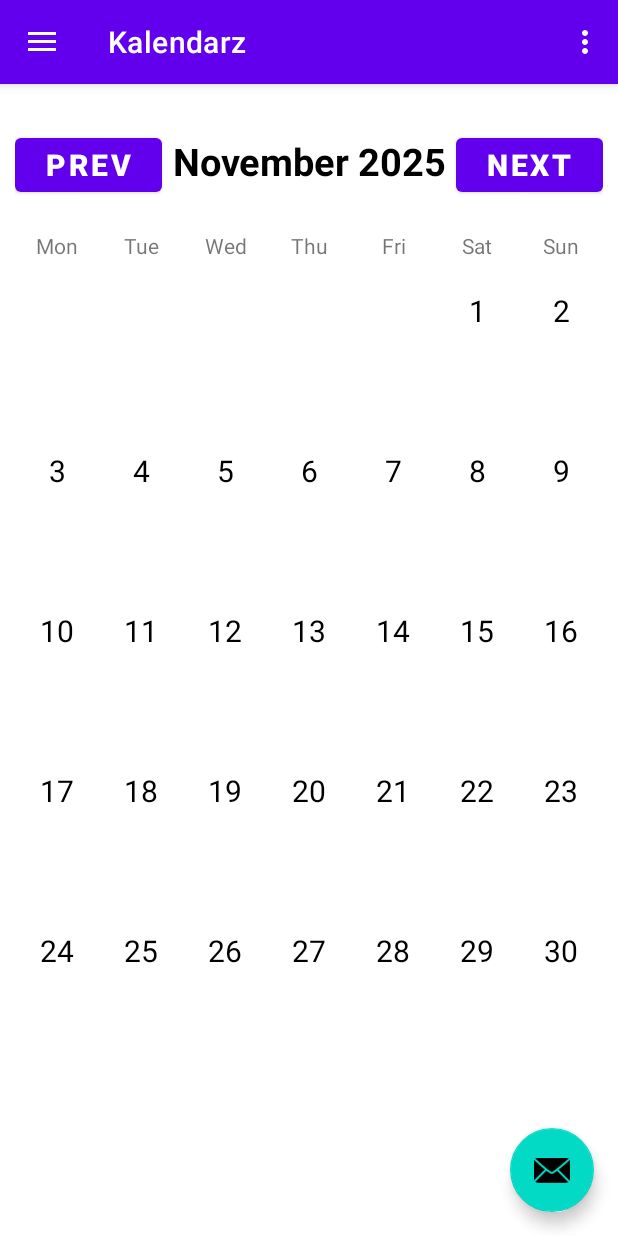
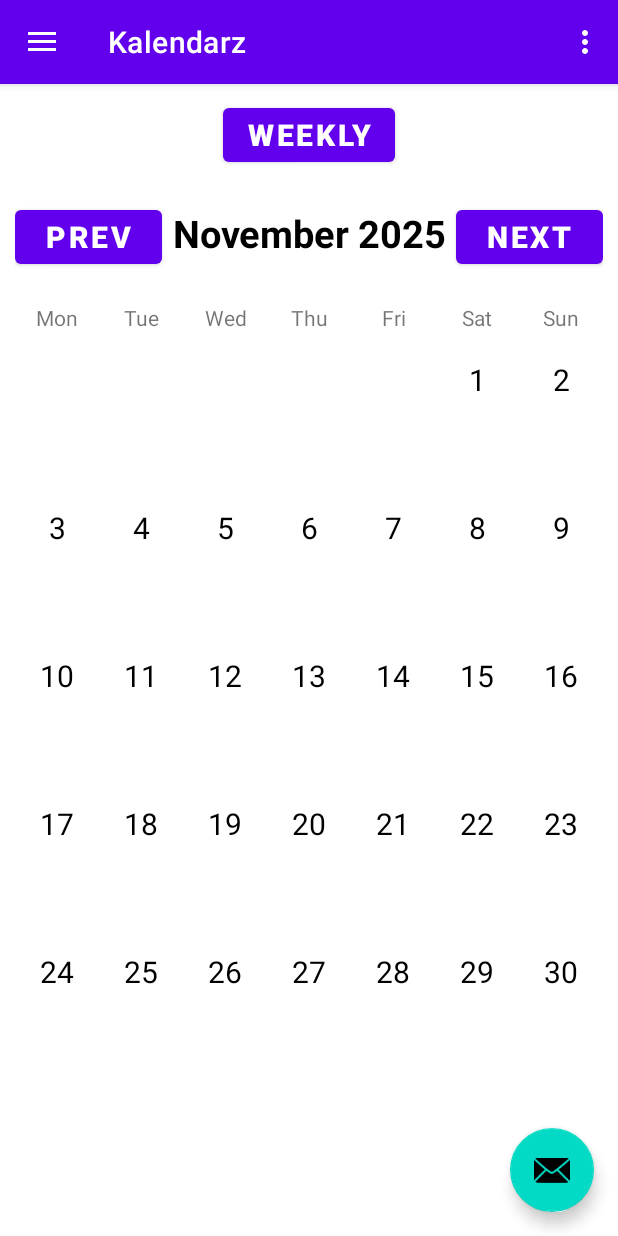
Before and after one commit to ZNSzpak/adhd_app, an Android app: the screen it shows after launch (MainActivity), on a phone screen of 412 x 824 dp. Run offline under Robolectric (Android 15) with nearby library versions, the phone set to English and light mode, and no system bars; our stand-ins replace navigation-ui.

Commit message:
weekly guzik

```diff
--- a/app/src/main/res/layout/fragment_home.xml
+++ b/app/src/main/res/layout/fragment_home.xml
@@ -7,6 +7,16 @@
     android:padding="10dp"
     android:background="@android:color/white">
 
+    <Button
+        android:layout_width="wrap_content"
+        android:layout_height="wrap_content"
+        android:text="Weekly"
+        android:textColor="@color/white"
+        android:background="@null"
+        android:textStyle="bold"
+        android:id="@+id/weekly_button"
+        android:layout_gravity="center"
+        android:textSize="20sp"/>
     <!-- Month/Year title -->
     <LinearLayout
         android:layout_width="match_parent"
```
